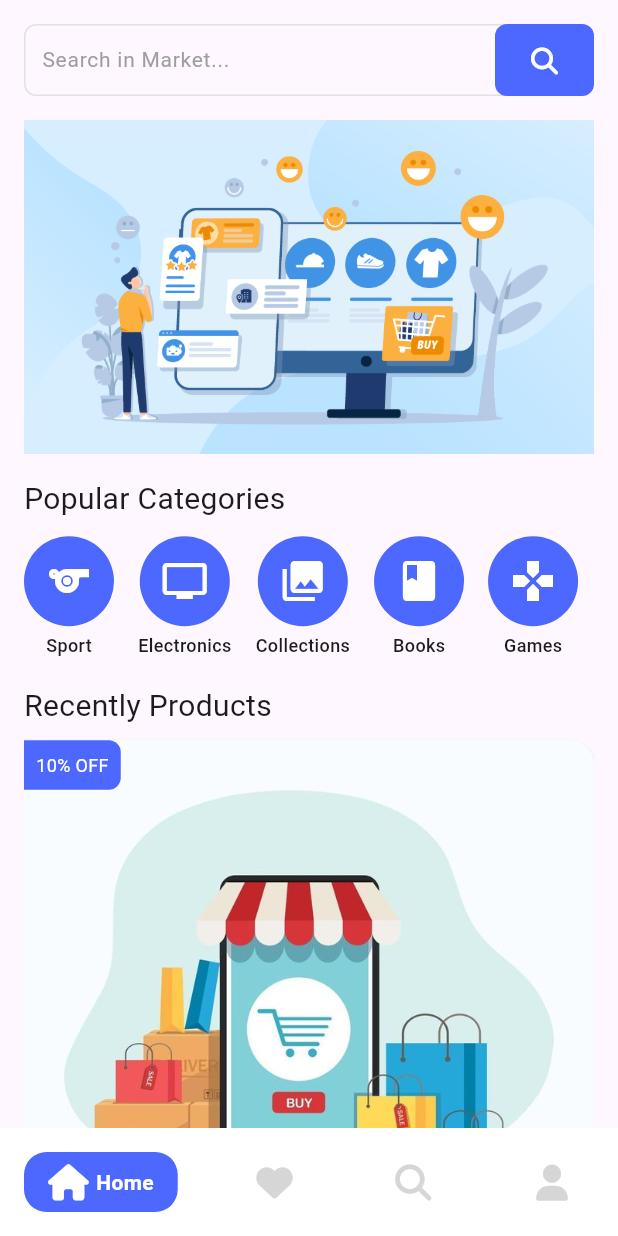
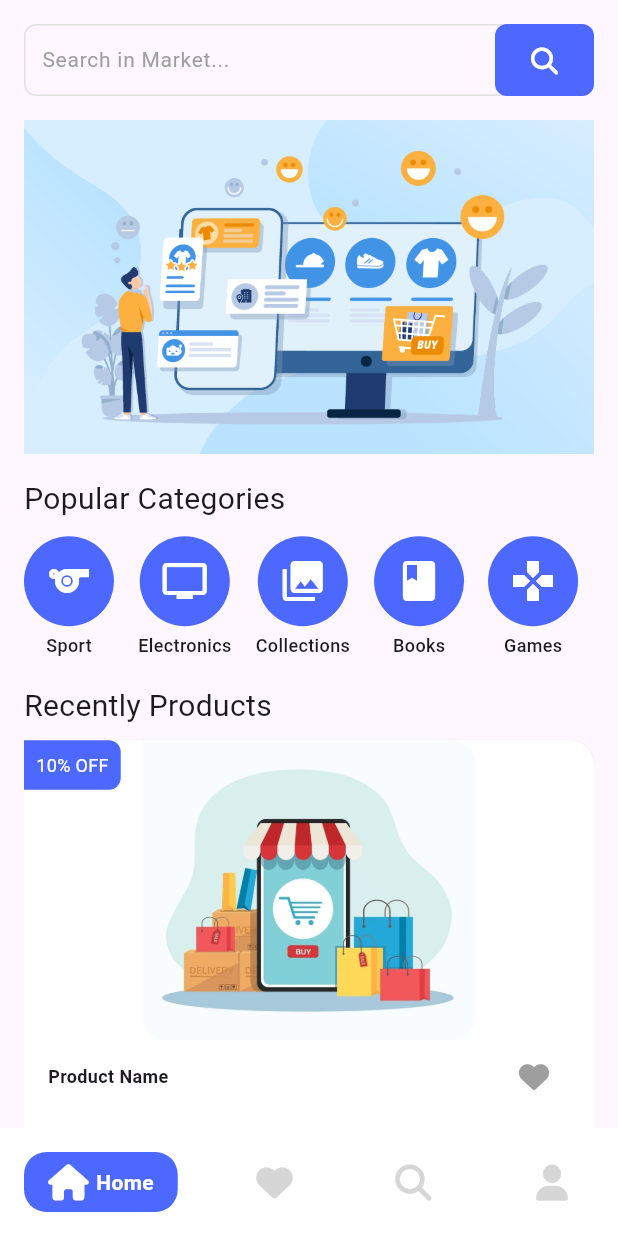
Before and after one commit to mahmoudmohamed17/e-commerce-app, a Flutter app: the MainView screen opened by its route, on a phone screen of 412 x 824 dp. Run offline on Flutter 3.47's test engine with Material 3 defaults, Android fonts, the phone set to English and light mode, and no system bars; drawn by our look-alikes of google_nav_bar; our stand-ins replace bloc, flutter_bloc, font_awesome_flutter.

Commit message:
refactor code of product item

```diff
--- /dev/null
+++ b/lib/views/home/ui/discount_badge.dart
@@ -0,0 +1,27 @@
+import 'package:e_commerce_app/core/helpers/app_colors.dart';
+import 'package:e_commerce_app/core/utils/app_text_styles.dart';
+import 'package:flutter/material.dart';
+
+class DiscountBadge extends StatelessWidget {
+  const DiscountBadge({
+    super.key,
+  });
+
+  @override
+  Widget build(BuildContext context) {
+    return Container(
+      decoration: const BoxDecoration(
+        color: AppColors.kPrimaryColor,
+        borderRadius: BorderRadius.only(
+          topRight: Radius.circular(8),
+          bottomRight: Radius.circular(8),
+        ),
+      ),
+      padding: const EdgeInsets.all(8),
+      child: Text(
+        '10% OFF',
+        style: AppTextStyles.regular12.copyWith(color: Colors.white),
+      ),
+    );
+  }
+}
--- a/lib/views/home/ui/product_item.dart
+++ b/lib/views/home/ui/product_item.dart
@@ -1,9 +1,8 @@
-import 'package:e_commerce_app/core/helpers/app_colors.dart';
 import 'package:e_commerce_app/core/helpers/assets.dart';
-import 'package:e_commerce_app/core/utils/app_text_styles.dart';
-import 'package:e_commerce_app/core/utils/custom_button.dart';
+import 'package:e_commerce_app/views/home/ui/discount_badge.dart';
+import 'package:e_commerce_app/views/home/ui/product_name_and_heart_button.dart';
+import 'package:e_commerce_app/views/home/ui/product_price_and_buy_button.dart';
 import 'package:flutter/material.dart';
-import 'package:font_awesome_flutter/font_awesome_flutter.dart';
 
 class ProductItem extends StatelessWidget {
   const ProductItem({super.key});
@@ -28,73 +27,23 @@ class ProductItem extends StatelessWidget {
                   bottomRight: Radius.circular(16),
                   bottomLeft: Radius.circular(16),
                 ),
-                child: Image.asset(Assets.imagesProduct, fit: BoxFit.fitWidth),
-              ),
-              Padding(
-                padding: const EdgeInsets.symmetric(horizontal: 8),
-                child: Row(
-                  mainAxisAlignment: MainAxisAlignment.spaceBetween,
-                  children: [
-                    const Padding(
-                      padding: EdgeInsets.only(left: 8),
-                      child: Text('Product Name', style: AppTextStyles.bold12),
-                    ),
-                    IconButton(
-                      onPressed: () {},
-                      icon: const Icon(
-                        FontAwesomeIcons.solidHeart,
-                        color: AppColors.kGreyColor,
-                        size: 20,
-                      ),
-                    ),
-                  ],
+                child: Image.asset(
+                  Assets.imagesProduct,
+                  height: 200,
+                  fit: BoxFit.fitWidth,
                 ),
               ),
-              Padding(
-                padding: const EdgeInsets.symmetric(horizontal: 8),
-                child: Row(
-                  mainAxisAlignment: MainAxisAlignment.spaceBetween,
-                  children: [
-                    Column(
-                      mainAxisSize: MainAxisSize.min,
-                      spacing: 4,
-                      children: [
-                        const Text('230LE', style: AppTextStyles.bold12),
-                        Text(
-                          '280LE',
-                          style: AppTextStyles.bold10.copyWith(
-                            color: AppColors.kGreyColor,
-                            decoration: TextDecoration.lineThrough,
-                            decorationColor: AppColors.kGreyColor,
-                          ),
-                        ),
-                      ],
-                    ),
-                    CustomButton(label: 'Buy Item', onPressed: () {},)
-                  ],
-                ),
+              const ProductNameAndHeartButton(),
+              const SizedBox(height: 8),
+              const Padding(
+                padding: EdgeInsets.symmetric(horizontal: 16),
+                child: ProductPriceAndBuyButton(),
               ),
+              const SizedBox(height: 16),
             ],
           ),
         ),
-        Positioned(
-          top: 0,
-          left: 0,
-          child: Container(
-            decoration: const BoxDecoration(
-              color: AppColors.kPrimaryColor,
-              borderRadius: BorderRadius.only(
-                topRight: Radius.circular(8),
-                bottomRight: Radius.circular(8),
-              ),
-            ),
-            padding: const EdgeInsets.all(8),
-            child: Text(
-              '10% OFF',
-              style: AppTextStyles.regular12.copyWith(color: Colors.white),
-            ),
-          ),
-        ),
+        const Positioned(top: 0, left: 0, child: DiscountBadge()),
       ],
     );
   }
--- /dev/null
+++ b/lib/views/home/ui/product_name_and_heart_button.dart
@@ -0,0 +1,32 @@
+import 'package:e_commerce_app/core/helpers/app_colors.dart';
+import 'package:e_commerce_app/core/utils/app_text_styles.dart';
+import 'package:flutter/material.dart';
+import 'package:font_awesome_flutter/font_awesome_flutter.dart';
+
+class ProductNameAndHeartButton extends StatelessWidget {
+  const ProductNameAndHeartButton({super.key});
+
+  @override
+  Widget build(BuildContext context) {
+    return Row(
+      mainAxisAlignment: MainAxisAlignment.spaceBetween,
+      children: [
+        const Padding(
+          padding: EdgeInsets.only(left: 16),
+          child: Text('Product Name', style: AppTextStyles.bold12),
+        ),
+        Padding(
+          padding: const EdgeInsets.only(right: 16),
+          child: IconButton(
+            onPressed: () {},
+            icon: const Icon(
+              FontAwesomeIcons.solidHeart,
+              color: AppColors.kGreyColor,
+              size: 20,
+            ),
+          ),
+        ),
+      ],
+    );
+  }
+}
--- /dev/null
+++ b/lib/views/home/ui/product_price_and_buy_button.dart
@@ -0,0 +1,35 @@
+import 'package:e_commerce_app/core/helpers/app_colors.dart';
+import 'package:e_commerce_app/core/utils/app_text_styles.dart';
+import 'package:e_commerce_app/core/utils/custom_button.dart';
+import 'package:flutter/material.dart';
+
+class ProductPriceAndBuyButton extends StatelessWidget {
+  const ProductPriceAndBuyButton({
+    super.key,
+  });
+
+  @override
+  Widget build(BuildContext context) {
+    return Row(
+      mainAxisAlignment: MainAxisAlignment.spaceBetween,
+      children: [
+        Column(
+          mainAxisSize: MainAxisSize.min,
+          spacing: 4,
+          children: [
+            const Text('230LE', style: AppTextStyles.bold12),
+            Text(
+              '280LE',
+              style: AppTextStyles.bold10.copyWith(
+                color: AppColors.kGreyColor,
+                decoration: TextDecoration.lineThrough,
+                decorationColor: AppColors.kGreyColor,
+              ),
+            ),
+          ],
+        ),
+        CustomButton(label: 'Buy Item', onPressed: () {}),
+      ],
+    );
+  }
+}
```
